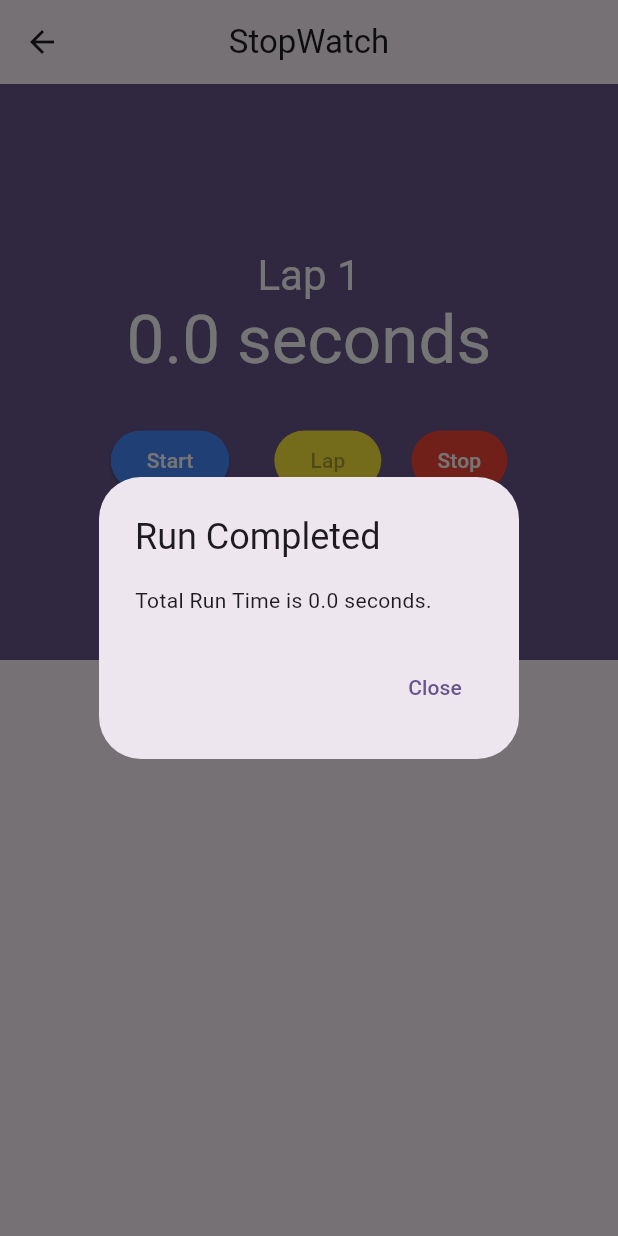
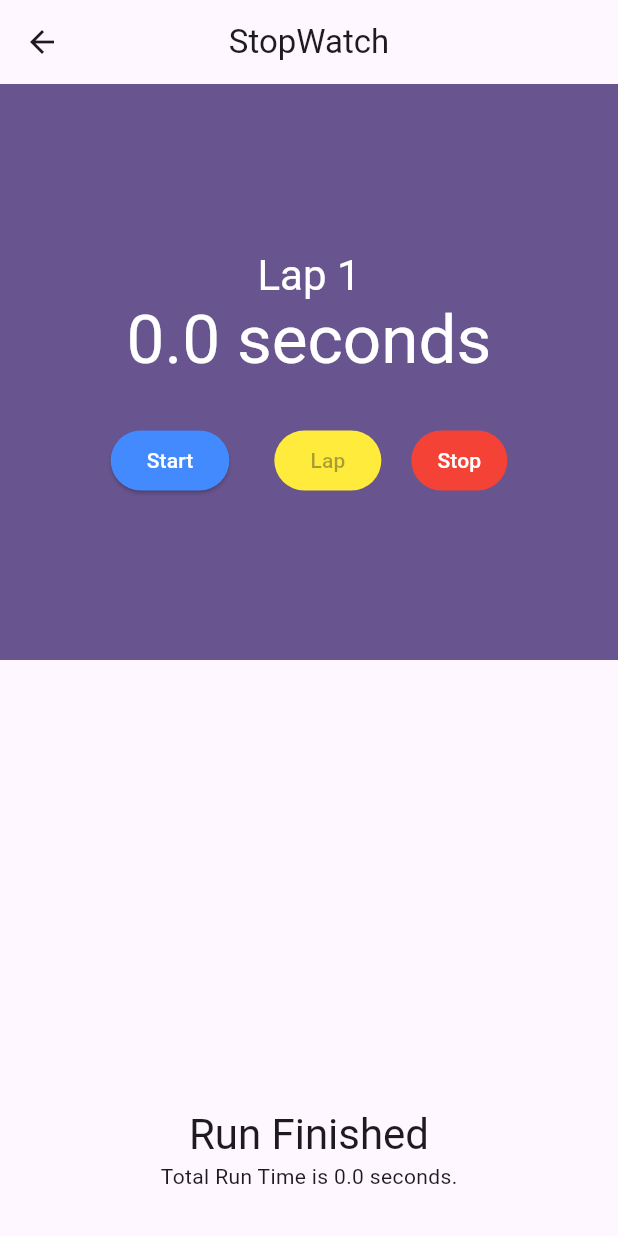
Before and after one commit to Wil-Wena/stopwatch, a Flutter app: the StopWatch screen opened by its route, after a tap on "Stop", on a phone screen of 412 x 824 dp. Run offline on Flutter 3.47's test engine with Material 2 defaults, Android fonts, the phone set to English and light mode, and no system bars.

Commit message:
Bottom sheet for totalRuntime added

```diff
--- a/lib/stopwatch.dart
+++ b/lib/stopwatch.dart
@@ -42,19 +42,40 @@ class _StopWatchState extends State<StopWatch> {
     return "$seconds seconds";
   }
 
-  void stopTimer() {
+  void stopTimer(BuildContext context) {
     timer?.cancel();
     setState(() {
       isTicking = false;
     });
+    final controller =
+        showBottomSheet(context: context, builder: buildRuntimeCompleteSheet);
 
+    Future.delayed(Duration(seconds: 5)).then((_) => controller.close());
+  }
+
+  Widget buildRuntimeCompleteSheet(BuildContext context) {
     final totalRuntime =
         laps.fold<int>(milliseconds, (total, lap) => total + lap as int);
-    final alert = PlatformAlert(
-        title: "Run Completed",
-        message: "Total Run Time is ${secondsText(totalRuntime)}.");
+    // final alert = PlatformAlert(
+    //     title: "Run Completed",
+    //     message: "Total Run Time is ${secondsText(totalRuntime)}.");
 
-    alert.show(context);
+    final textTheme = Theme.of(context).textTheme;
+    return SafeArea(
+        child: Container(
+      color: Theme.of(context).cardColor,
+      width: double.infinity,
+      child: Padding(
+        padding: EdgeInsets.symmetric(vertical: 30),
+        child: Column(
+          mainAxisSize: MainAxisSize.min,
+          children: [
+            Text("Run Finished", style: textTheme.headlineMedium),
+            Text("Total Run Time is ${secondsText(totalRuntime)}.")
+          ],
+        ),
+      ),
+    ));
   }
 
   //Lap method
@@ -162,12 +183,14 @@ class _StopWatchState extends State<StopWatch> {
         const SizedBox(
           width: 20,
         ),
-        TextButton(
-            style: ButtonStyle(
-                backgroundColor: MaterialStateProperty.all(Colors.red),
-                foregroundColor: MaterialStateProperty.all(Colors.white)),
-            onPressed: isTicking ? stopTimer : null,
-            child: const Text('Stop'))
+        Builder(builder: (context) {
+          return TextButton(
+              style: ButtonStyle(
+                  backgroundColor: MaterialStateProperty.all(Colors.red),
+                  foregroundColor: MaterialStateProperty.all(Colors.white)),
+              onPressed: isTicking ? () => stopTimer(context) : null,
+              child: const Text('Stop'));
+        })
       ],
     );
   }
```
